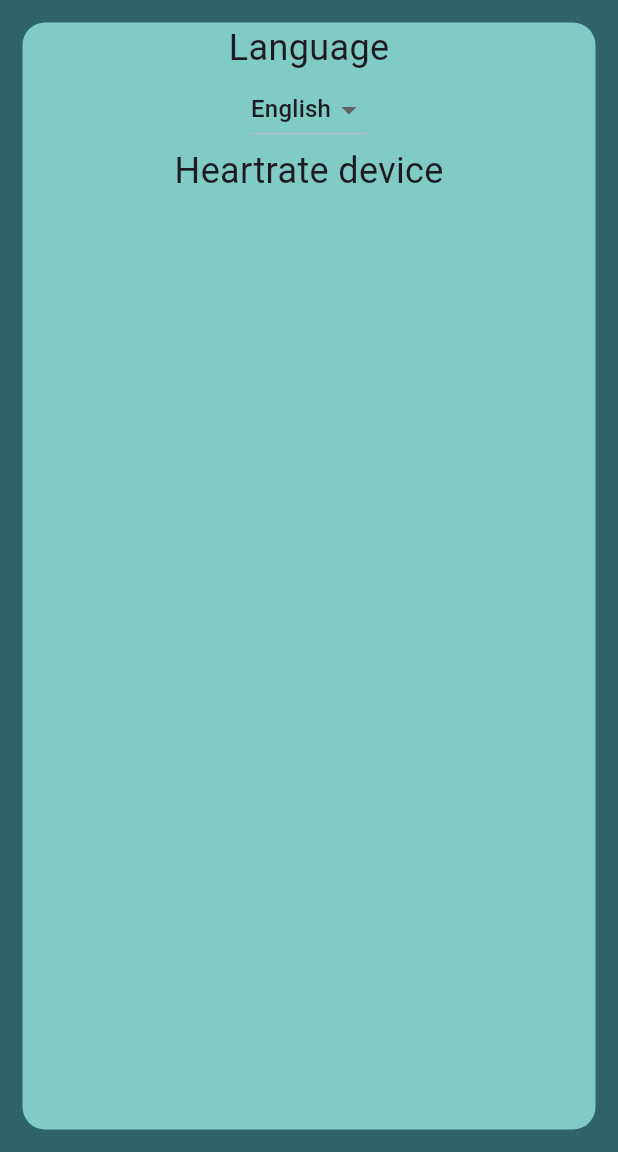
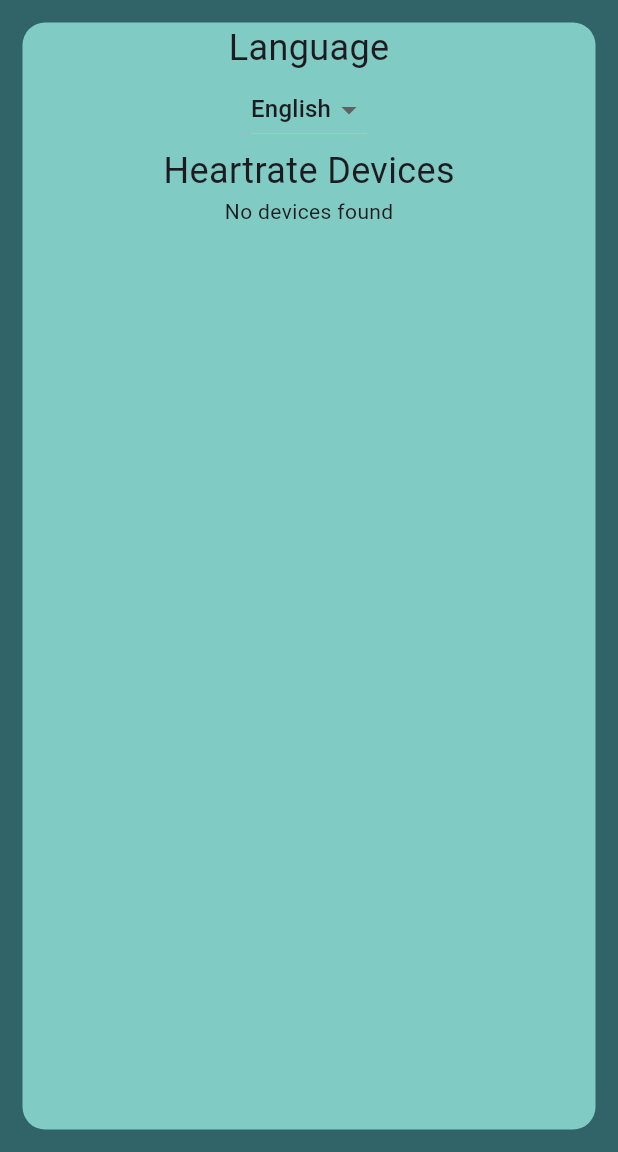
Before and after one commit to b-a-hanley/AnchoredMind, a Flutter app: the ProfilePage screen opened directly, on a phone screen of 412 x 824 dp, the part 84-1236 px from its top. Run offline on Flutter 3.47's test engine with Material 3 defaults, Android fonts, the phone set to English and light mode, and no system bars; our stand-ins replace audioplayers, fl_chart, flick_video_player, flutter_blue_plus, objectbox, vibration and 1 more; generated files the repository leaves out were written again.

Commit message:
add heartrate devices

```diff
--- a/frontend/lib/pages/profile_page.dart
+++ b/frontend/lib/pages/profile_page.dart
@@ -1,4 +1,5 @@
 
+import 'package:frontend/services/heartrate_service.dart';
 import '../components/my_app_bar.dart';
 import 'package:flutter/material.dart';
 import 'package:provider/provider.dart';
@@ -11,13 +12,20 @@ class ProfilePage extends StatefulWidget {
 }
 
 class ProfilePageState extends State<ProfilePage> {
-
+  HeartrateService heartrateService = HeartrateService();
   String? selectedDevice;
+  late Stream<List<String>> scan;
 
   @override
   void initState() {
     //HeartRateService.instance.scan();
+    scan = heartrateService.scan();
     super.initState();
+  }
+
+  Future<List<DropdownMenuEntry<String>>> getDeviceDropdownEntries() async {
+    final names = await heartrateService.scan().first; // Just wait for first result
+    return names.map((name) => DropdownMenuEntry(value: name, label: name)).toList();
   }
 
   Widget build(BuildContext context) {
@@ -76,13 +84,41 @@ class ProfilePageState extends State<ProfilePage> {
               ],
             ),
             Text(
-              'Heartrate device',
-              textAlign: TextAlign.left,
-              style: TextStyle(
-                fontSize: 24.0,
-              )
+                'Heartrate Devices',
+                textAlign: TextAlign.left,
+                style: TextStyle(
+                  fontSize: 24.0,
+                )
             ),
-          ]),
+            StreamBuilder<List<String>>(
+                stream: scan,
+                builder: (context, snapshot) {
+                  if (snapshot.connectionState == ConnectionState.waiting) {
+                    return CircularProgressIndicator();
+                  } else if (snapshot.hasData && snapshot.data!.isNotEmpty) {
+                    final deviceNames = snapshot.data!;
+                    return DropdownButton<String>(
+                      value: selectedDevice,
+                      hint: Text('Select a Device'),
+                      onChanged: (String? newDevice) {
+                        setState(() {
+                          selectedDevice = newDevice;
+                        });
+                      },
+                      items: deviceNames
+                          .map((deviceName) => DropdownMenuItem<String>(
+                                value: deviceName,
+                                child: Text(deviceName),
+                              ))
+                          .toList(),
+                    );
+                  } else {
+                    return Text('No devices found');
+                  }
+                },
+              ),
+            ],
+          ),
         ),
       ),
     );
```
